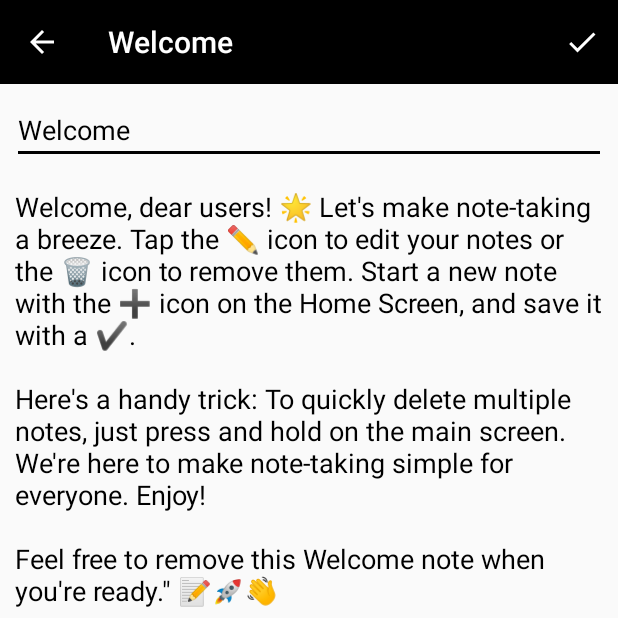
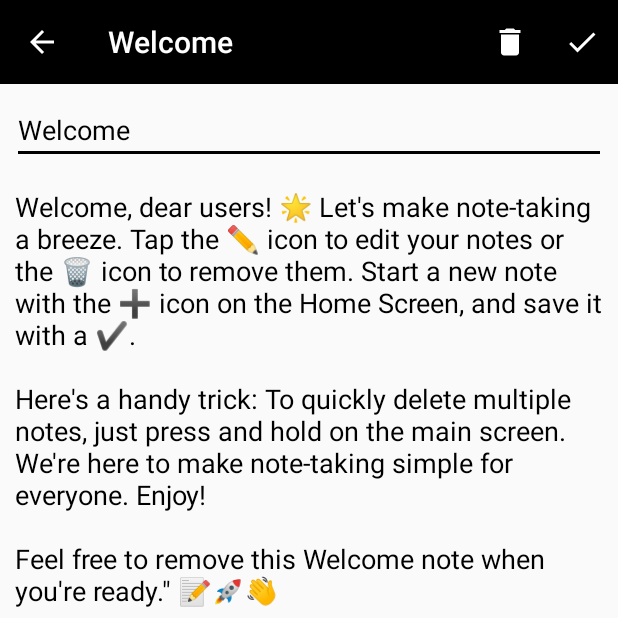
Before and after one commit to Nafis5/ToDoList, an Android app: the screen it shows after launch (Edit), after a tap on "Welcome", on a phone screen of 412 x 824 dp, the top half of it. Run offline under Robolectric (Android 15) with nearby library versions, the phone set to English and light mode, and no system bars; our stand-ins replace AdMob, Firebase (no records; nobody signed in at launch, a user with empty details on screens opened directly); pictures from the network do not load; 6 statements that could not run were skipped.

Commit message:
Merge remote-tracking branch 'github/main'
# Conflicts:
#	app/build.gradle
#	app/release/app-release.apk
#	app/release/output-metadata.json
#	app/src/main/AndroidManifest.xml
#	app/src/main/java/com/notes/keepnotes/AdManager.java
#	app/src/main/java/com/notes/keepnotes/MainActivity.java
#	build.gradle

```diff
--- a/app/src/main/AndroidManifest.xml
+++ b/app/src/main/AndroidManifest.xml
@@ -4,7 +4,7 @@
     <uses-permission android:name="android.permission.INTERNET" />
     <uses-permission android:name="android.permission.ACCESS_NETWORK_STATE" />
     <uses-permission android:name="com.google.android.gms.permission.AD_ID" />
-      <uses-permission android:name="com.samsung.android.providers.context.permission.WRITE_USE_APP_FEATURE_SURVEY"/>
+    <!--    <uses-permission android:name="com.samsung.android.providers.context.permission.WRITE_USE_APP_FEATURE_SURVEY"/> -->
 
 
 
@@ -27,7 +27,7 @@
 
            <meta-data
                android:name="com.google.android.gms.ads.APPLICATION_ID"
-               android:value="@string/sampleAdmobId" />
+               android:value="@string/admobRealADId" />
 
            <activity android:name=".Edit" />
            <activity android:name=".Details">
--- a/app/src/main/java/com/notes/keepnotes/AdManager.java
+++ b/app/src/main/java/com/notes/keepnotes/AdManager.java
@@ -31,16 +31,16 @@ public class AdManager {
     private static int lastAdUnitCallDay = -1;
 
 
-   /* private  final String highAdunit1="ca-app-pub-3103198316569371/9666833345";
-    private  final String highAdunit2="ca-app-pub-3103198316569371/1762649944";
-    private  final String highAdunit3="ca-app-pub-3103198316569371/2309444858";
-    private  final String highAdunit4="ca-app-pub-3103198316569371/3506391394";*/
+    private  final String highAdunit1="ca-app-pub-3103198316569371/8832558006";
+    private  final String highAdunit2="ca-app-pub-3103198316569371/7514193162";
+    private  final String highAdunit3="ca-app-pub-3103198316569371/6201111498";
+    private  final String highAdunit4="ca-app-pub-3103198316569371/8307918328";
 
     //below are test ad unitsprivate
-    private final String highAdunit1="ca-app-pub-3940256099942544/8691691433";
+   /* private final String highAdunit1="ca-app-pub-3940256099942544/8691691433";
     private  final String highAdunit2="ca-app-pub-3940256099942544/8691691433";
     private  final String highAdunit3="ca-app-pub-3940256099942544/8691691433";
-    private  final String highAdunit4="ca-app-pub-3940256099942544/8691691433";
+    private  final String highAdunit4="ca-app-pub-3940256099942544/8691691433";*/
 
 
     static InterstitialAd interstitialAd1;
--- a/app/src/main/java/com/notes/keepnotes/Edit.java
+++ b/app/src/main/java/com/notes/keepnotes/Edit.java
@@ -1,10 +1,13 @@
 package com.notes.keepnotes;
 
 import androidx.annotation.NonNull;
+import androidx.appcompat.app.AlertDialog;
 import androidx.appcompat.app.AppCompatActivity;
 import androidx.appcompat.widget.Toolbar;
 
+import android.content.DialogInterface;
 import android.content.Intent;
+import android.content.SharedPreferences;
 import android.graphics.Color;
 import android.os.Bundle;
 import android.os.Handler;
@@ -34,11 +37,16 @@ public class Edit extends AppCompatActivity {
     private AdView mAdView;
     AdManager admanager;
     AdRequest adRequest;
+    private static final String PREFS_NAME = "MyPrefsFile";
+    private static final String CLICK_COUNT_KEY = "clickCount";
+    private SharedPreferences sharedPreferences;
+    AlertDialog.Builder builder;
 
     @Override
     protected void onCreate(Bundle savedInstanceState) {
         super.onCreate(savedInstanceState);
         setContentView(R.layout.activity_edit);
+        sharedPreferences = getSharedPreferences(PREFS_NAME, MODE_PRIVATE);
         Intent i=getIntent();
         Long id=i.getLongExtra("ID",0);
         db=new NoteDatabase(this);
@@ -60,7 +68,9 @@ public class Edit extends AppCompatActivity {
 
         currentTime=pad(c.get(Calendar.HOUR))+":"+pad(c.get(Calendar.MINUTE));
         admanager=new AdManager(this);
-        admanager.loadInterstial();
+        if((getClickCounter()+1)%3==0)   admanager.loadInterstial();
+
+
 
         //banner add stufss
         MobileAds.initialize(this, new OnInitializationCompleteListener() {
@@ -74,10 +84,20 @@ public class Edit extends AppCompatActivity {
 
 
         //banner stuff end here
+        builder = new AlertDialog.Builder(this);
 
 
 
     }
+    private void increaseClickCounter(){
+        int currentClickCount = sharedPreferences.getInt(CLICK_COUNT_KEY, 0);
+        currentClickCount++;
+        sharedPreferences.edit().putInt(CLICK_COUNT_KEY, currentClickCount).apply();
+    }
+    private int getClickCounter(){
+        return sharedPreferences.getInt(CLICK_COUNT_KEY, 0);
+    }
+
 
 
     @Override
@@ -90,6 +110,7 @@ public class Edit extends AppCompatActivity {
     public boolean onOptionsItemSelected(@NonNull MenuItem item) {
 
         if(item.getItemId()==R.id.save) {
+            increaseClickCounter();
             if(noteTitle.getText().toString().length()>0 || noteDetails.getText().toString().length()>0 ){
                 note.setTitle(noteTitle.getText().toString());
                 note.setContent(noteDetails.getText().toString());
@@ -106,7 +127,12 @@ public class Edit extends AppCompatActivity {
             goToMain();
 
         }
+        if(item.getItemId()==R.id.only_delete){
+            OpenDialogue();
+
+        }
         if(item.getItemId() == android.R.id.home){
+            increaseClickCounter();
 
             goToMain();
             return true;
@@ -116,7 +142,9 @@ public class Edit extends AppCompatActivity {
     }
     public void goToMain(){
         Intent i=new Intent(this,MainActivity.class);
-        i.putExtra("adDekhabo?",true);
+        if( (getClickCounter())%3==0) i.putExtra("adDekhabo?",true);
+        else  i.putExtra("adDekhabo?",false);
+
         startActivity(i);
     }
     private String pad(int i){
@@ -139,5 +167,42 @@ public class Edit extends AppCompatActivity {
         mAdView.loadAd(adRequest);
         admanager.loadInterstial();
     }
+    void OpenDialogue() {
+        // builder.setMessage(R.string.dialog_message).setTitle("delete");
+
+        //Setting message manually and performing action on button click
+        builder.setMessage("Do you want to delete this note ?")
+                .setCancelable(false)
+                .setPositiveButton("Yes", new DialogInterface.OnClickListener() {
+                    public void onClick(DialogInterface dialog, int id) {
+                        finish();
+                        db.deleteNote(note.getId());
+                        goToMain();
+
+
+
+                        Toast.makeText(getApplicationContext(), "Note Deleted",
+                                Toast.LENGTH_SHORT).show();
+                    }
+                })
+                .setNegativeButton("No", new DialogInterface.OnClickListener() {
+                    public void onClick(DialogInterface dialog, int id) {
+                        //  Action for 'NO' Button
+                        dialog.cancel();
+
+                    }
+                });
+        //Creating dialog box
+        AlertDialog alert = builder.create();
+
+        alert.setTitle("Delete");
+        alert.show();
+    }
+    @Override
+    public void onBackPressed() {
+        increaseClickCounter();
+        super.onBackPressed();
+
+    }
 
 }
--- a/app/src/main/java/com/notes/keepnotes/MainActivity.java
+++ b/app/src/main/java/com/notes/keepnotes/MainActivity.java
@@ -83,13 +83,13 @@ public class MainActivity extends AppCompatActivity implements View.OnLongClickL
         admanager=new AdManager(this);
        // admanager.loadInterstial();
 
-        if( appOpenNumber>=1 ){
+       /* if( (appOpenNumber/2)%3 ==0 ){
 
             admanager.setAdShowPermission(true);
         }else{
             //set show ad to false
             admanager.setAdShowPermission(false);
-        }
+        }*/
         Intent intent = getIntent();
         if(intent.getBooleanExtra("adDekhabo?", false)){
             showInterstial();
@@ -101,7 +101,7 @@ public class MainActivity extends AppCompatActivity implements View.OnLongClickL
 
         }
 
-        admanager.loadInterstial();
+       // admanager.loadInterstial();
         mAuth = FirebaseAuth.getInstance();
         signInUserAnonymously();
         toolbar=findViewById(R.id.toolbar);
@@ -370,13 +370,13 @@ public class MainActivity extends AppCompatActivity implements View.OnLongClickL
     @Override
     protected void onStart() {
         super.onStart();
-        admanager.loadInterstial();
+       // admanager.loadInterstial();
         appOpenCounter.incrementAppOpen();
     }
     @Override
     protected void onPostResume() {
         super.onPostResume();
-        admanager.loadInterstial();
+     //   admanager.loadInterstial();
 
 
     }
--- a/app/src/main/res/menu/save_menu.xml
+++ b/app/src/main/res/menu/save_menu.xml
@@ -1,11 +1,16 @@
 <?xml version="1.0" encoding="utf-8"?>
 <menu xmlns:app="http://schemas.android.com/apk/res-auto"
     xmlns:android="http://schemas.android.com/apk/res/android">
-
+    <item
+        android:id="@+id/only_delete"
+        android:icon="@drawable/ic_delete_white_24dp"
+        android:title="delete"
+        app:showAsAction="ifRoom" />
 
     <item
         android:id="@+id/save"
         android:icon="@drawable/ic_check_white_24dp"
         android:title="Save"
         app:showAsAction="ifRoom" />
+
 </menu>
```
Also changed, not shown: app/src/main/java/com/notes/keepnotes/addNote.java (+10 -0 lines).
